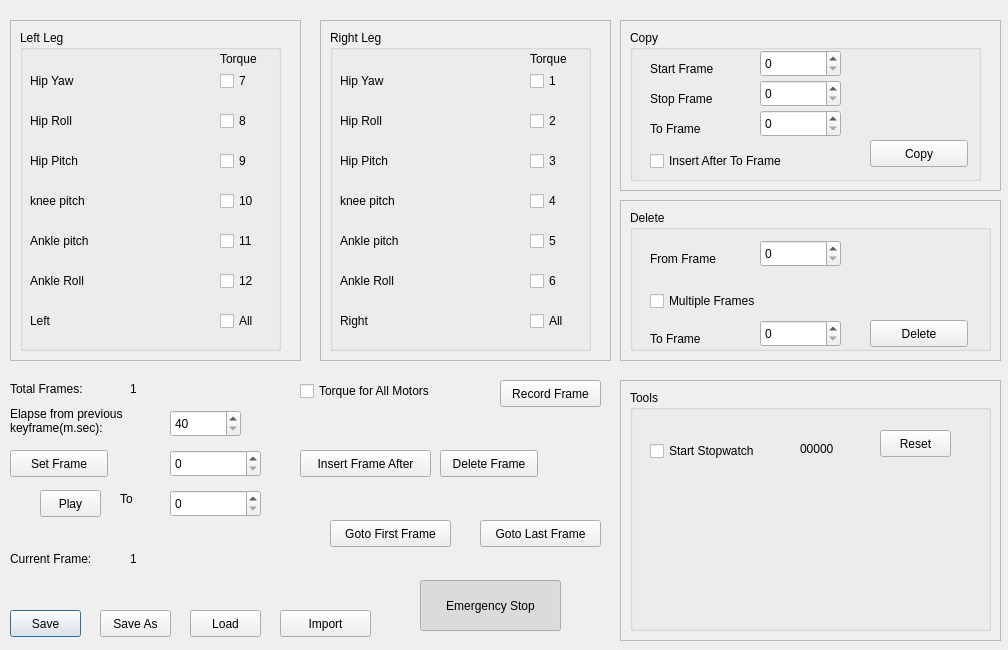
Before: the Qt Designer form src/UI_zeno_rec.ui in yantrabuddhi/zeno_walk_tool, drawn with Qt 5.
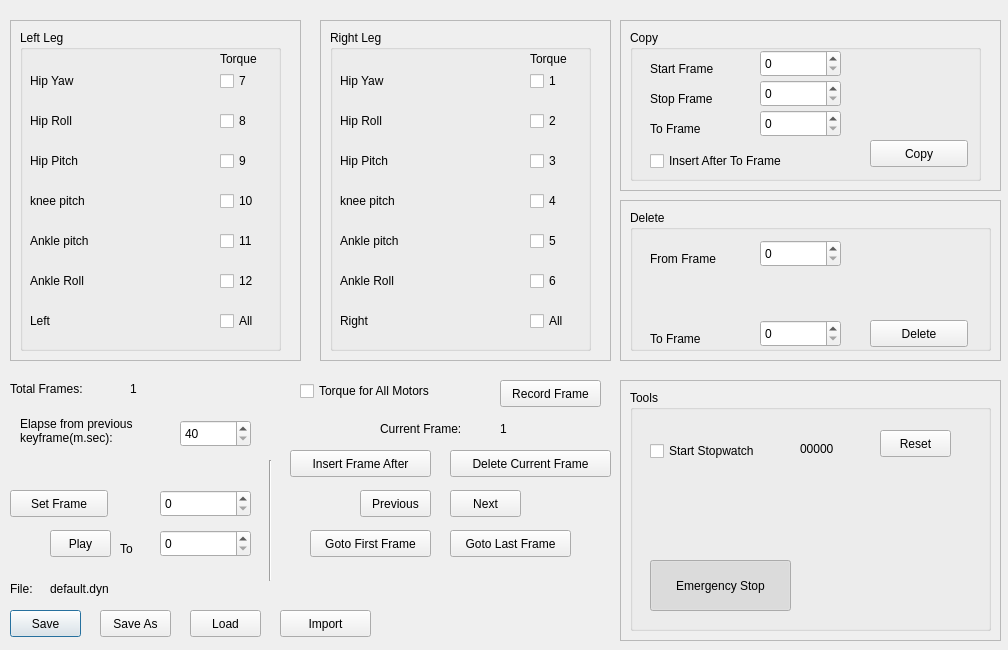
After: the same form once the commit is applied.

Commit message: more code for insert,copy,delete

```diff
--- a/src/UI_zeno_rec.ui
+++ b/src/UI_zeno_rec.ui
@@ -529,8 +529,8 @@
   <widget class="QLabel" name="label">
    <property name="geometry">
     <rect>
-     <x>10</x>
-     <y>400</y>
+     <x>20</x>
+     <y>410</y>
      <width>141</width>
      <height>41</height>
     </rect>
@@ -543,8 +543,8 @@
   <widget class="QSpinBox" name="spinDelay">
    <property name="geometry">
     <rect>
-     <x>170</x>
-     <y>410</y>
+     <x>180</x>
+     <y>420</y>
      <width>71</width>
      <height>27</height>
     </rect>
@@ -562,8 +562,8 @@
   <widget class="QSpinBox" name="spinSetFrame">
    <property name="geometry">
     <rect>
-     <x>170</x>
-     <y>450</y>
+     <x>160</x>
+     <y>490</y>
      <width>91</width>
      <height>27</height>
     </rect>
@@ -575,9 +575,9 @@
   <widget class="QPushButton" name="btnInsert">
    <property name="geometry">
     <rect>
-     <x>300</x>
+     <x>290</x>
      <y>450</y>
-     <width>131</width>
+     <width>141</width>
      <height>27</height>
     </rect>
    </property>
@@ -588,21 +588,21 @@
   <widget class="QPushButton" name="btnDelCurrent">
    <property name="geometry">
     <rect>
-     <x>440</x>
+     <x>450</x>
      <y>450</y>
-     <width>98</width>
+     <width>161</width>
      <height>27</height>
     </rect>
    </property>
    <property name="text">
-    <string>Delete Frame</string>
+    <string>Delete Current Frame</string>
    </property>
   </widget>
   <widget class="QPushButton" name="btnFirst">
    <property name="geometry">
     <rect>
-     <x>330</x>
-     <y>520</y>
+     <x>310</x>
+     <y>530</y>
      <width>121</width>
      <height>27</height>
     </rect>
@@ -614,8 +614,8 @@
   <widget class="QPushButton" name="btnLast">
    <property name="geometry">
     <rect>
-     <x>480</x>
-     <y>520</y>
+     <x>450</x>
+     <y>530</y>
      <width>121</width>
      <height>27</height>
     </rect>
@@ -827,19 +827,6 @@
       <string>To Frame</string>
      </property>
     </widget>
-    <widget class="QCheckBox" name="chkMultiFrames">
-     <property name="geometry">
-      <rect>
-       <x>20</x>
-       <y>80</y>
-       <width>141</width>
-       <height>22</height>
-      </rect>
-     </property>
-     <property name="text">
-      <string>Multiple Frames</string>
-     </property>
-    </widget>
     <widget class="QSpinBox" name="spinDelFrom">
      <property name="geometry">
       <rect>
@@ -941,6 +928,25 @@
       <string>Reset</string>
      </property>
     </widget>
+    <widget class="QPushButton" name="btnStopAll">
+     <property name="geometry">
+      <rect>
+       <x>20</x>
+       <y>170</y>
+       <width>141</width>
+       <height>51</height>
+      </rect>
+     </property>
+     <property name="text">
+      <string>Emergency Stop</string>
+     </property>
+     <property name="checkable">
+      <bool>true</bool>
+     </property>
+     <property name="checked">
+      <bool>true</bool>
+     </property>
+    </widget>
    </widget>
   </widget>
   <widget class="QLabel" name="lblFrameCount">
@@ -959,8 +965,8 @@
   <widget class="QPushButton" name="btnPlay">
    <property name="geometry">
     <rect>
-     <x>40</x>
-     <y>490</y>
+     <x>50</x>
+     <y>530</y>
      <width>61</width>
      <height>27</height>
     </rect>
@@ -972,8 +978,8 @@
   <widget class="QSpinBox" name="spinPlayTo">
    <property name="geometry">
     <rect>
-     <x>170</x>
-     <y>490</y>
+     <x>160</x>
+     <y>530</y>
      <width>91</width>
      <height>27</height>
     </rect>
@@ -983,7 +989,7 @@
    <property name="geometry">
     <rect>
      <x>120</x>
-     <y>490</y>
+     <y>540</y>
      <width>31</width>
      <height>17</height>
     </rect>
@@ -996,7 +1002,7 @@
    <property name="geometry">
     <rect>
      <x>10</x>
-     <y>450</y>
+     <y>490</y>
      <width>98</width>
      <height>27</height>
     </rect>
@@ -1008,8 +1014,8 @@
   <widget class="QLabel" name="label_2">
    <property name="geometry">
     <rect>
-     <x>10</x>
-     <y>550</y>
+     <x>380</x>
+     <y>420</y>
      <width>111</width>
      <height>17</height>
     </rect>
@@ -1021,8 +1027,8 @@
   <widget class="QLabel" name="lblCurrFrame">
    <property name="geometry">
     <rect>
-     <x>130</x>
-     <y>550</y>
+     <x>500</x>
+     <y>420</y>
      <width>66</width>
      <height>17</height>
     </rect>
@@ -1031,23 +1037,69 @@
     <string>1</string>
    </property>
   </widget>
-  <widget class="QPushButton" name="btnStopAll">
+  <widget class="QPushButton" name="btnPrevious">
    <property name="geometry">
     <rect>
-     <x>420</x>
+     <x>360</x>
+     <y>490</y>
+     <width>71</width>
+     <height>27</height>
+    </rect>
+   </property>
+   <property name="text">
+    <string>Previous</string>
+   </property>
+  </widget>
+  <widget class="QPushButton" name="btnNext">
+   <property name="geometry">
+    <rect>
+     <x>450</x>
+     <y>490</y>
+     <width>71</width>
+     <height>27</height>
+    </rect>
+   </property>
+   <property name="text">
+    <string>Next</string>
+   </property>
+  </widget>
+  <widget class="Line" name="line">
+   <property name="geometry">
+    <rect>
+     <x>260</x>
+     <y>460</y>
+     <width>20</width>
+     <height>121</height>
+    </rect>
+   </property>
+   <property name="orientation">
+    <enum>Qt::Vertical</enum>
+   </property>
+  </widget>
+  <widget class="QLabel" name="label_9">
+   <property name="geometry">
+    <rect>
+     <x>10</x>
      <y>580</y>
-     <width>141</width>
-     <height>51</height>
+     <width>31</width>
+     <height>17</height>
     </rect>
    </property>
    <property name="text">
-    <string>Emergency Stop</string>
+    <string>File:</string>
    </property>
-   <property name="checkable">
-    <bool>true</bool>
+  </widget>
+  <widget class="QLabel" name="lblFile">
+   <property name="geometry">
+    <rect>
+     <x>50</x>
+     <y>580</y>
+     <width>551</width>
+     <height>17</height>
+    </rect>
    </property>
-   <property name="checked">
-    <bool>true</bool>
+   <property name="text">
+    <string>default.dyn</string>
    </property>
   </widget>
  </widget>
```
The commit also changes 2 other files.
